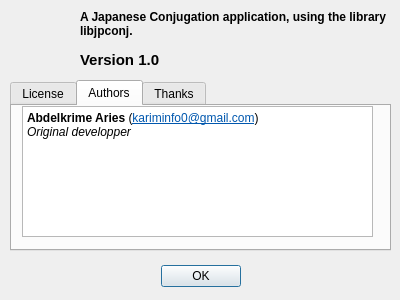
This is jpconj/about.ui in anqafalak/japkatsuyou as Qt 5 draws it before an edit. The edited form follows.
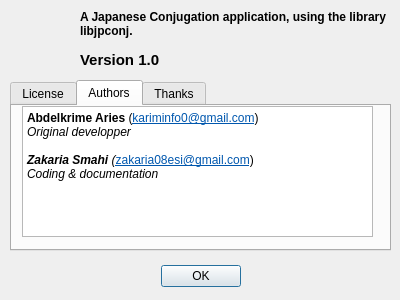
This is the edited form. The open tabs and pages were chosen to show the change. Icons and pictures are not drawn.

Commit message: set licensing and fix about dialog problem

What changed in the file:
```diff
--- a/jpconj/about.ui
+++ b/jpconj/about.ui
@@ -198,7 +198,10 @@
 p, li { white-space: pre-wrap; }
 &lt;/style&gt;&lt;/head&gt;&lt;body style=&quot; font-family:'DejaVu Sans'; font-size:9pt; font-weight:400; font-style:normal;&quot;&gt;
 &lt;p style=&quot; margin-top:0px; margin-bottom:0px; margin-left:0px; margin-right:0px; -qt-block-indent:0; text-indent:0px;&quot;&gt;&lt;span style=&quot; font-weight:600;&quot;&gt;Abdelkrime Aries&lt;/span&gt; (&lt;a href=&quot;kariminfo0@gmail.com&quot;&gt;&lt;span style=&quot; text-decoration: underline; color:#0057ae;&quot;&gt;kariminfo0@gmail.com&lt;/span&gt;&lt;/a&gt;)&lt;/p&gt;
-&lt;p style=&quot; margin-top:0px; margin-bottom:0px; margin-left:0px; margin-right:0px; -qt-block-indent:0; text-indent:0px;&quot;&gt;&lt;span style=&quot; font-style:italic;&quot;&gt;Original developper&lt;/span&gt;&lt;/p&gt;&lt;/body&gt;&lt;/html&gt;</string>
+&lt;p style=&quot; margin-top:0px; margin-bottom:0px; margin-left:0px; margin-right:0px; -qt-block-indent:0; text-indent:0px;&quot;&gt;&lt;span style=&quot; font-style:italic;&quot;&gt;Original developper&lt;/span&gt;&lt;/p&gt;
+&lt;p style=&quot;-qt-paragraph-type:empty; margin-top:0px; margin-bottom:0px; margin-left:0px; margin-right:0px; -qt-block-indent:0; text-indent:0px; font-style:italic;&quot;&gt;&lt;br /&gt;&lt;/p&gt;
+&lt;p style=&quot; margin-top:0px; margin-bottom:0px; margin-left:0px; margin-right:0px; -qt-block-indent:0; text-indent:0px;&quot;&gt;&lt;span style=&quot; font-weight:600; font-style:italic;&quot;&gt;Zakaria Smahi&lt;/span&gt;&lt;span style=&quot; font-style:italic;&quot;&gt; (&lt;/span&gt;&lt;a href=&quot;zakaria08esi@gmail.com&quot;&gt;&lt;span style=&quot; text-decoration: underline; color:#0057ae;&quot;&gt;zakaria08esi@gmail.com&lt;/span&gt;&lt;/a&gt;)&lt;/p&gt;
+&lt;p style=&quot; margin-top:0px; margin-bottom:0px; margin-left:0px; margin-right:0px; -qt-block-indent:0; text-indent:0px;&quot;&gt;&lt;span style=&quot; font-style:italic;&quot;&gt;Coding &amp;amp; documentation&lt;/span&gt;&lt;/p&gt;&lt;/body&gt;&lt;/html&gt;</string>
      </property>
     </widget>
    </widget>
```
Left out of the diff: 2 changed lines with no effect on the pictures. The commit also changes 3 other files.
